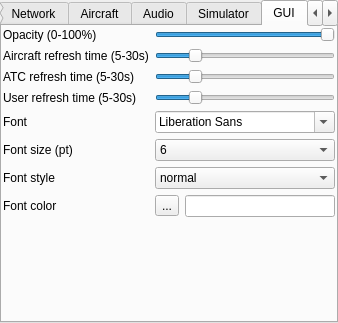
This is src/blackgui/components/settingscomponent.ui in swift-project/pilotclient as Qt 5 draws it before an edit. The edited form follows.
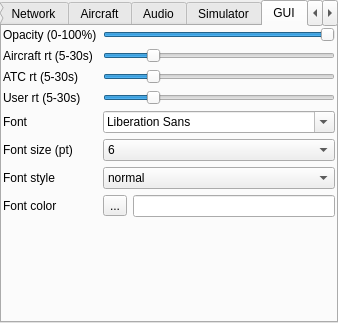
This is the edited form. The open tabs and pages were chosen to show the change. Custom widgets are drawn as their Qt base class.

The edit to the form file:
```diff
--- a/src/blackgui/components/settingscomponent.ui
+++ b/src/blackgui/components/settingscomponent.ui
@@ -372,7 +372,7 @@
      <number>0</number>
     </property>
     <item>
-     <widget class="BlackGui::Components::CAudioSetup" name="comp_AudioSetup">
+     <widget class="BlackGui::Components::CAudioSetupComponent" name="comp_AudioSetup">
       <property name="frameShape">
        <enum>QFrame::StyledPanel</enum>
       </property>
@@ -468,9 +468,12 @@
       </item>
       <item row="1" column="0">
        <widget class="QLabel" name="lbl_SettingsGuiAircraftRefreshTime">
-        <property name="text">
+        <property name="toolTip">
          <string>Aircraft refresh time (5-30s)</string>
         </property>
+        <property name="text">
+         <string>Aircraft rt (5-30s)</string>
+        </property>
        </widget>
       </item>
       <item row="1" column="1">
@@ -506,9 +509,12 @@
       </item>
       <item row="2" column="0">
        <widget class="QLabel" name="lbl_SettingsGuiAtcRefreshTime">
-        <property name="text">
+        <property name="toolTip">
          <string>ATC refresh time (5-30s)</string>
         </property>
+        <property name="text">
+         <string>ATC rt (5-30s)</string>
+        </property>
        </widget>
       </item>
       <item row="2" column="1">
@@ -541,9 +547,12 @@
       </item>
       <item row="3" column="0">
        <widget class="QLabel" name="lbl_SettingsGuiUserRefreshTime">
-        <property name="text">
+        <property name="toolTip">
          <string>User refresh time (5-30s)</string>
         </property>
+        <property name="text">
+         <string>User rt (5-30s)</string>
+        </property>
        </widget>
       </item>
       <item row="3" column="1">
@@ -589,6 +598,9 @@
           <verstretch>0</verstretch>
          </sizepolicy>
         </property>
+        <property name="sizeAdjustPolicy">
+         <enum>QComboBox::AdjustToMinimumContentsLength</enum>
+        </property>
        </widget>
       </item>
       <item row="5" column="0">
@@ -792,6 +804,12 @@
   </widget>
  </widget>
  <customwidgets>
+  <customwidget>
+   <class>BlackGui::Components::CAudioSetupComponent</class>
+   <extends>QFrame</extends>
+   <header>blackgui/components/audiosetupcomponent.h</header>
+   <container>1</container>
+  </customwidget>
   <customwidget>
    <class>BlackGui::Views::CKeyboardKeyView</class>
    <extends>QTableView</extends>
@@ -808,12 +826,6 @@
    <header>blackgui/components/settingssimulatorcomponent.h</header>
    <container>1</container>
   </customwidget>
-  <customwidget>
-   <class>BlackGui::Components::CAudioSetup</class>
-   <extends>QFrame</extends>
-   <header>blackgui/components/audiosetup.h</header>
-   <container>1</container>
-  </customwidget>
  </customwidgets>
  <resources/>
  <connections/>
```
